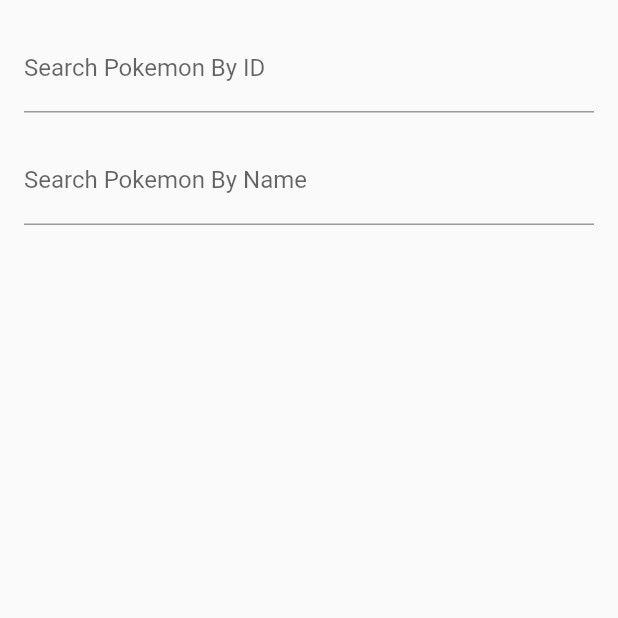
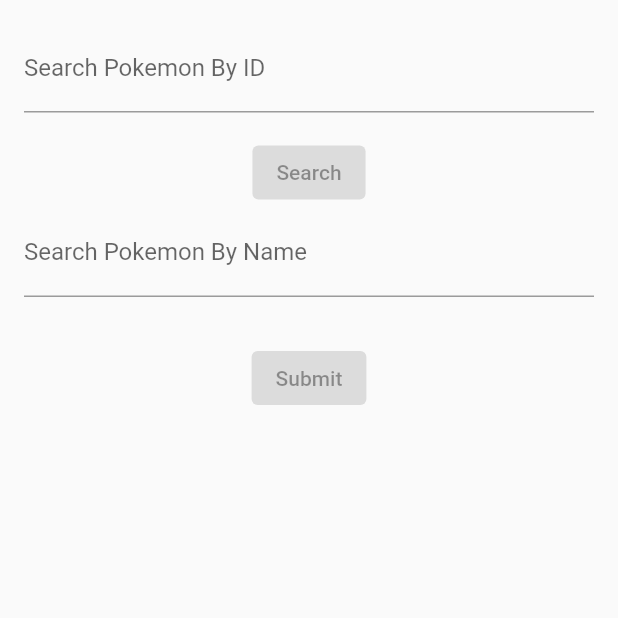
Before and after one commit to Umar-Waseem/Pokedex-Flutter, a Flutter app: the screen it shows after launch, on a phone screen of 412 x 824 dp, the top half of it. Run offline on Flutter 3.47's test engine with Material 2 defaults, Android fonts, the phone set to English and light mode, and no system bars; drawn by our look-alikes of flutter_form_builder; our stand-ins replace form_builder_validators.

Commit message:
form validation, fav pokemon logic

```diff
--- a/lib/models/pokemon/pokemon.dart
+++ b/lib/models/pokemon/pokemon.dart
@@ -12,6 +12,7 @@ class Pokemon {
     required this.order,
     required this.pictures,
     required this.weight,
+    required this.isFav,
   });
   final int baseExperience;
   final int height;
@@ -21,6 +22,7 @@ class Pokemon {
   final int order;
   final Pictures pictures;
   final int weight;
+  bool isFav;
 
   Map<String, dynamic> toMap() {
     return <String, dynamic>{
@@ -32,6 +34,7 @@ class Pokemon {
       'order': order,
       'pictures': pictures.toMap(),
       'weight': weight,
+      'isFav': isFav,
     };
   }
 
@@ -45,6 +48,7 @@ class Pokemon {
       order: map['order'] as int,
       pictures: Pictures.fromMap(map['pictures'] as Map<String, dynamic>),
       weight: map['weight'] as int,
+      isFav: map['isFav'] as bool,
     );
   }
 
--- a/lib/views/screens/home_screen.dart
+++ b/lib/views/screens/home_screen.dart
@@ -1,5 +1,11 @@
 import 'package:flutter/material.dart';
 import 'package:flutter_form_builder/flutter_form_builder.dart';
+import 'package:form_builder_validators/form_builder_validators.dart';
+import 'package:pokedex/helpers/api_handler.dart';
+import 'package:provider/provider.dart';
+
+import '../../controllers/pokemon_controller.dart';
+import '../../models/pokemon/pokemon.dart';
 
 class HomeScreen extends StatefulWidget {
   const HomeScreen({super.key});
@@ -12,7 +18,8 @@ class _HomeScreenState extends State<HomeScreen> {
   final GlobalKey<FormBuilderState> _fbKey = GlobalKey<FormBuilderState>();
   @override
   Widget build(BuildContext context) {
-    return Padding(
+    return Consumer<PokemonController>(
+      builder: (context, pokemonController, child) => Padding(
         padding: const EdgeInsets.all(16.0),
         child: FormBuilder(
           key: _fbKey,
@@ -20,16 +27,55 @@ class _HomeScreenState extends State<HomeScreen> {
             children: [
               FormBuilderTextField(
                 name: 'ID',
+                validator: FormBuilderValidators.compose([
+                  FormBuilderValidators.required(errorText: "ID is required"),
+                  FormBuilderValidators.numeric(
+                      errorText: "ID must be numeric"),
+                ]),
                 decoration:
                     const InputDecoration(labelText: 'Search Pokemon By ID'),
               ),
               const SizedBox(height: 16.0),
+              ElevatedButton(
+                onPressed: _fbKey.currentState?.saveAndValidate() == true
+                    ? () {
+                        Future<Pokemon> newPokemon =
+                            PokemonApiHandler.getPokemonById(
+                                _fbKey.currentState?.value['ID']);
+                        newPokemon.then((value) {
+                          pokemonController.addPokemon(value);
+                        });
+                      }
+                    : null,
+                child: const Text('Search'),
+              ),
               FormBuilderTextField(
                 name: 'Name',
                 decoration:
                     const InputDecoration(labelText: 'Search Pokemon By Name'),
+                validator: FormBuilderValidators.compose([
+                  FormBuilderValidators.required(errorText: "Name is required"),
+                  FormBuilderValidators.minLength(3,
+                      errorText: "Name must be at least 3 characters"),
+                ]),
+              ),
+              const SizedBox(height: 30.0),
+              ElevatedButton(
+                // enable the button if the form is valid
+                onPressed: _fbKey.currentState?.saveAndValidate() == true
+                    ? () {
+                        Future<Pokemon> newPokemon =
+                            PokemonApiHandler.getPokemonByName(
+                                _fbKey.currentState?.value['Name']);
+                        newPokemon.then((value) {
+                          pokemonController.addPokemon(value);
+                        });
+                      }
+                    : null,
+                child: const Text('Submit'),
               ),
             ],
+          ),
         ),
       ),
     );
--- a/pubspec.yaml
+++ b/pubspec.yaml
@@ -40,6 +40,7 @@ dependencies:
   lottie: ^2.0.0
   provider: ^6.0.4
   flutter_form_builder: ^7.7.0
+  form_builder_validators: ^8.4.0
 
 dev_dependencies:
   flutter_test:
```
Also changed, not shown: lib/controllers/pokemon_controller.dart (+23 -9 lines), pubspec.lock. Lines whose indentation alone changed are shown as unchanged.
